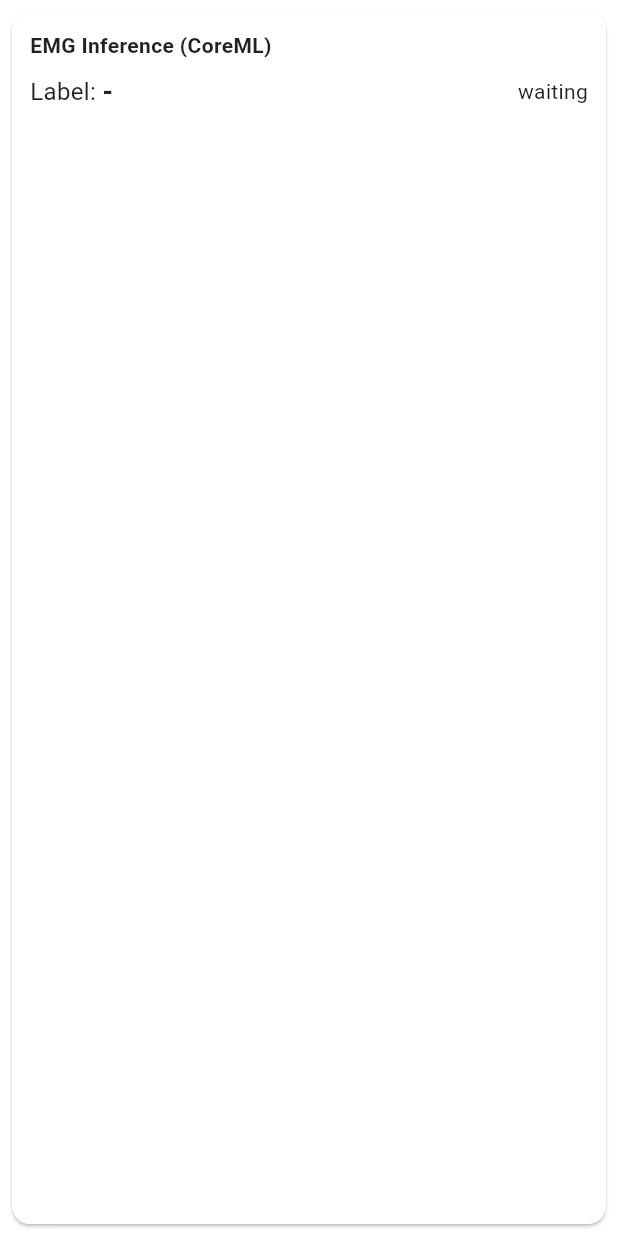
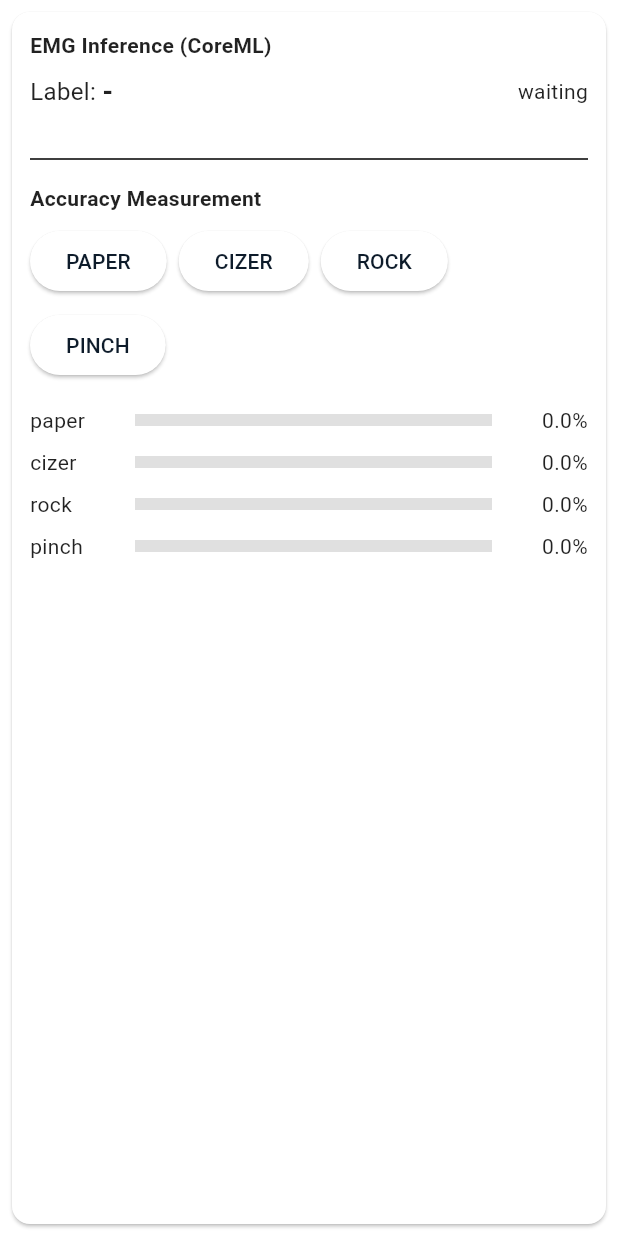
Before and after one commit to sotta-tis/emg-mobile-analyzer, a Flutter app: the EmgRealtimeInferencePanel widget shown alone on an empty page, opened directly, on a phone screen of 412 x 824 dp. Run offline on Flutter 3.47's test engine with Material 3 defaults, Android fonts, the phone set to English and light mode, and no system bars; our stand-ins replace fl_chart, flutter_blue_plus, flutter_riverpod, go_router, share_plus; missing offline and left inert: dart:ffi.

Commit message:
:lipstick: 精度測定のための測定機を追加

```diff
--- a/lib/widgets/emg_realtime_inference_panel.dart
+++ b/lib/widgets/emg_realtime_inference_panel.dart
@@ -37,6 +37,14 @@ class _EmgRealtimeInferencePanelState
   bool _busy = false;
   String _status = 'waiting';
 
+  // 精度測定用
+  final Map<String, double> _accuracies = {};
+  bool _measuring = false;
+  String? _measuringLabel;
+  int _correctCount = 0;
+  int _totalCount = 0;
+  static const measureDuration = Duration(seconds: 3);
+
   @override
   void initState() {
     super.initState();
@@ -68,6 +76,18 @@ class _EmgRealtimeInferencePanelState
         setState(() {
           _latest = pred;
           _status = 'ok';
+
+          // 精度測定中の場合、一致判定
+          if (_measuring && _measuringLabel != null) {
+            _totalCount++;
+            final predictedLabel =
+                (pred.labelIndex >= 0 && pred.labelIndex < widget.labels.length)
+                    ? widget.labels[pred.labelIndex]
+                    : null;
+            if (predictedLabel == _measuringLabel) {
+              _correctCount++;
+            }
+          }
         });
       } on PlatformException catch (e) {
         setState(() {
@@ -87,6 +107,33 @@ class _EmgRealtimeInferencePanelState
   void dispose() {
     _sub?.cancel();
     super.dispose();
+  }
+
+  Future<void> _measureAccuracy(String label) async {
+    if (_measuring) return;
+
+    setState(() {
+      _measuring = true;
+      _measuringLabel = label;
+      _correctCount = 0;
+      _totalCount = 0;
+      _status = 'Measuring "$label"...';
+    });
+
+    await Future.delayed(measureDuration);
+
+    if (!mounted) return;
+
+    final accuracy =
+        _totalCount > 0 ? (_correctCount / _totalCount) * 100 : 0.0;
+
+    setState(() {
+      _measuring = false;
+      _accuracies[label] = accuracy;
+      _status =
+          'Measured "$label": ${accuracy.toStringAsFixed(1)}% ($_correctCount/$_totalCount)';
+      _measuringLabel = null;
+    });
   }
 
   @override
@@ -160,6 +207,67 @@ class _EmgRealtimeInferencePanelState
                   );
                 }),
               ),
+
+            const SizedBox(height: 16),
+            const Divider(),
+            const SizedBox(height: 8),
+
+            const Text(
+              'Accuracy Measurement',
+              style: TextStyle(fontWeight: FontWeight.bold),
+            ),
+            const SizedBox(height: 8),
+
+            Wrap(
+              spacing: 8,
+              runSpacing: 8,
+              children:
+                  widget.labels
+                      .map(
+                        (label) => ElevatedButton(
+                          onPressed:
+                              _measuring ? null : () => _measureAccuracy(label),
+                          child: Text(label.toUpperCase()),
+                        ),
+                      )
+                      .toList(),
+            ),
+
+            const SizedBox(height: 12),
+
+            ...widget.labels.map((label) {
+              final accuracy = _accuracies[label] ?? 0.0;
+              return Padding(
+                padding: const EdgeInsets.symmetric(vertical: 4),
+                child: Row(
+                  children: [
+                    SizedBox(width: 70, child: Text(label)),
+                    Expanded(
+                      child: LinearProgressIndicator(
+                        value: accuracy / 100,
+                        minHeight: 8,
+                        backgroundColor: Colors.grey[300],
+                        valueColor: AlwaysStoppedAnimation<Color>(
+                          accuracy >= 80
+                              ? Colors.green
+                              : accuracy >= 60
+                              ? Colors.orange
+                              : Colors.red,
+                        ),
+                      ),
+                    ),
+                    const SizedBox(width: 8),
+                    SizedBox(
+                      width: 56,
+                      child: Text(
+                        '${accuracy.toStringAsFixed(1)}%',
+                        textAlign: TextAlign.right,
+                      ),
+                    ),
+                  ],
+                ),
+              );
+            }),
           ],
         ),
       ),
```
